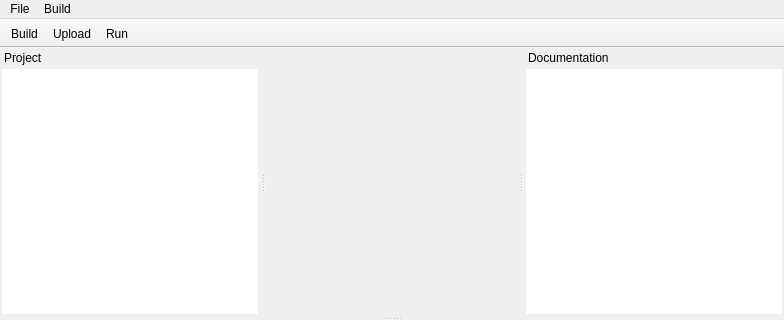
Qt form editor/projectwindow.ui (StrideLang/Stride) before a commit; both pictures show x 0 to 784 and y 0 to 320 of the 784 by 559 pixel window.
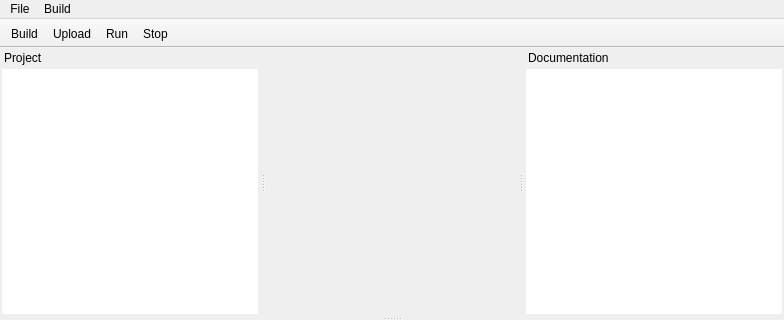
The same form after that commit.

```diff
--- a/editor/projectwindow.ui
+++ b/editor/projectwindow.ui
@@ -253,6 +253,7 @@
    <addaction name="actionBuild"/>
    <addaction name="actionUpload"/>
    <addaction name="actionRun"/>
+   <addaction name="actionStop"/>
   </widget>
   <widget class="QMenuBar" name="menuBar">
    <property name="geometry">
@@ -335,6 +336,11 @@
     <string>Load File</string>
    </property>
   </action>
+  <action name="actionStop">
+   <property name="text">
+    <string>Stop</string>
+   </property>
+  </action>
  </widget>
  <resources/>
  <connections/>
```
